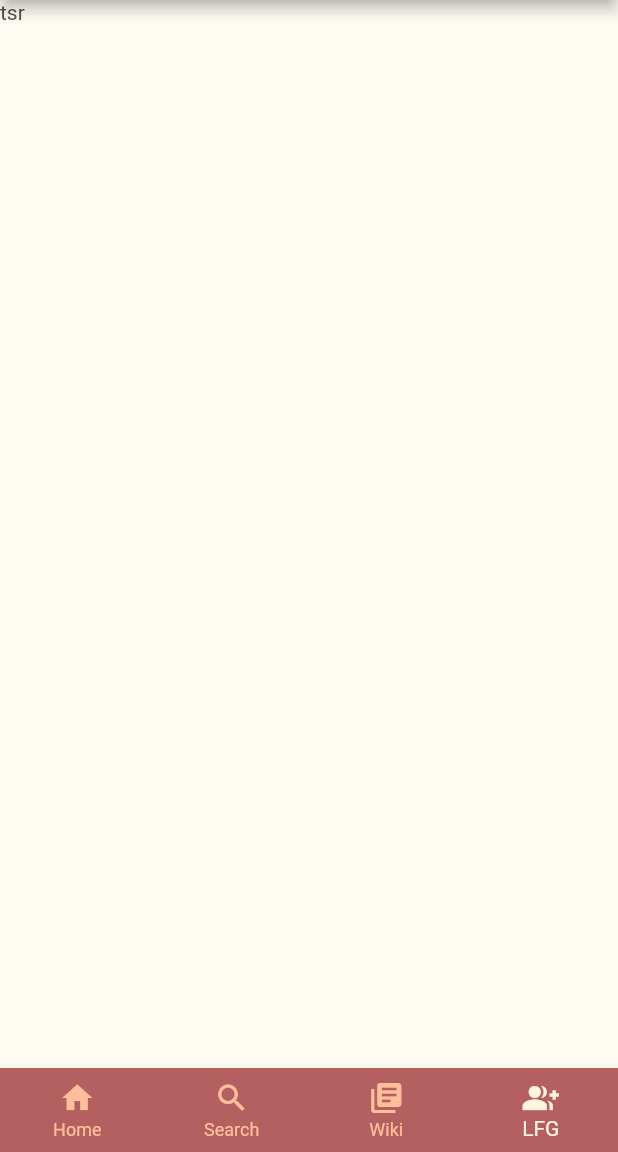
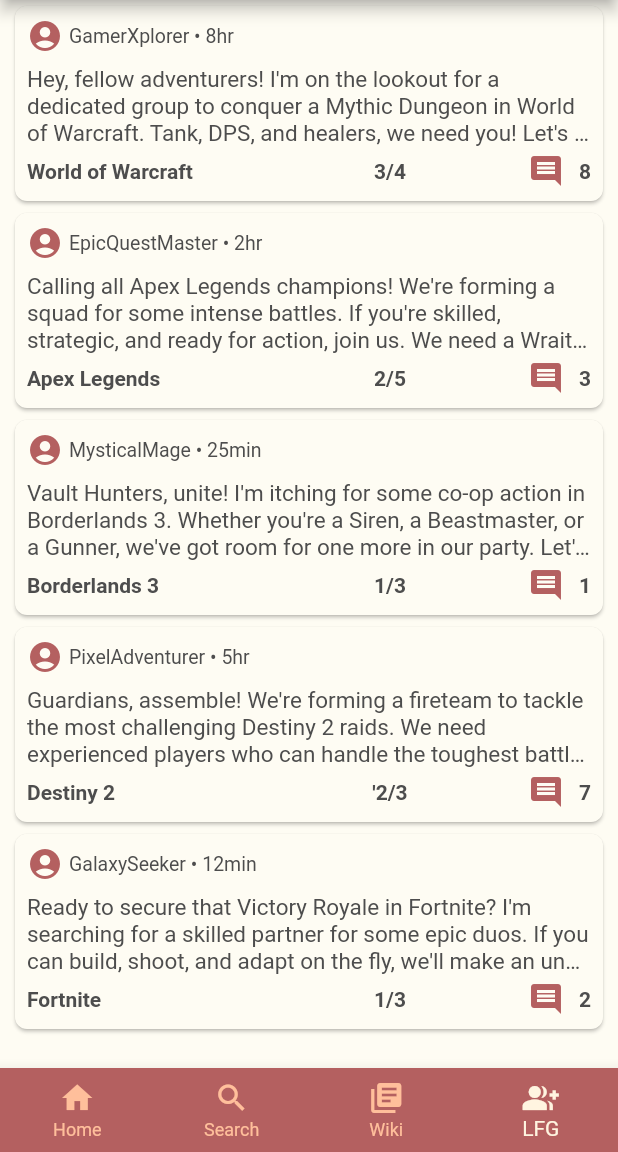
Before and after one commit to bounswe/bounswe2023group6, a Flutter app: the screen it shows after launch, item 4 of the bottom bar chosen, on a phone screen of 412 x 824 dp, the part 84-1236 px from its top. Run offline on Flutter 3.47's test engine with Material 2 defaults, Android fonts, the light colour scheme and no system bars; network calls fail.

Commit message:
mock lfg content added

```diff
--- a/app/mobile/lib/presentation/pages/home_page.dart
+++ b/app/mobile/lib/presentation/pages/home_page.dart
@@ -34,8 +34,8 @@
   ];
 
   final _contentlist = [
-    "Hey, fellow gamers! Just stumbled upon the latest trailer for 'Epic Battles: The Saga,' and I'm mind-blown! The graphics are absolutely jaw-dropping ...",
-    "After weeks of traversing the cosmos, I've finally completed 'Galactic Explorers,' and I'm here to share my thoughts. This game is a true cosmic ...",
+    "Hey, fellow gamers! Just stumbled upon the latest trailer for 'Epic Battles: The Saga,' and I'm mind-blown! The graphics are absolutely jaw-dropping, and the gameplay looks like a total adrenaline rush. I can't wait to get my hands on this game and dive into epic battles of galactic proportions. What are your thoughts? Is",
+    "After weeks of traversing the cosmos, I've finally completed 'Galactic Explorers,' and I'm here to share my thoughts. This game is a true cosmic adventure with its vast open-world, stunning visuals, and a captivating storyline. From epic space battles to discovering new alien civilizations",
     "I heard a rumor that has it that a mysterious new game, 'Secrets of the Lost Realms,' is in the works. While details are scarce, the anticipation is building ...",
     "Heroes come in all forms, but today, let's talk about the charismatic and valiant Captain Thunderstrike from 'Heroes of Valor.' This knight in shining armor ... ",
     "Calling all mystic rune enthusiasts! If you're knee-deep in 'Mystic Runes: Enchanted Quest,' here's a pro tip for you. Combine the Fire Rune with the Wind ...",
@@ -94,18 +94,33 @@
               const Center(child: SizedBox()),
               Align(
                 alignment: Alignment.topLeft,
-                child: Text(content,style: const TextStyle(fontSize: 15)),
+                child: Text(content,style: const TextStyle(fontSize: 15),overflow: TextOverflow.ellipsis,maxLines: 3),
               ),
               const SizedBox(),
               Row(
                 mainAxisAlignment: MainAxisAlignment.spaceBetween,
                 children: [
+                  Row(
+                    children: [
                       const Icon(Icons.thumb_up_alt_rounded),
+                      const SizedBox(width: 10,),
                       Text(likes[0]),
+                    ],
+                  ),
+                  Row(
+                    children: [
                       const Icon(Icons.thumb_down_alt_rounded),
+                      const SizedBox(width: 10,),
                       Text(likes[1]),
+                    ],
+                  ),
+                  Row(
+                    children: [
                       const Icon(Icons.comment),
+                      const SizedBox(width: 10,),
                       Text(likes[2]),
+                    ],
+                  ),
                 ],
               )
             ]
--- a/app/mobile/lib/presentation/pages/lfg_page.dart
+++ b/app/mobile/lib/presentation/pages/lfg_page.dart
@@ -3,14 +3,105 @@
 import 'package:mobile/presentation/widgets/drawer_widget.dart';
 
 class LFGPage extends StatelessWidget {
-  const LFGPage({super.key});
+  LFGPage({super.key});
+
+  final _likes = [
+    ["World of Warcraft","3/4","8"],
+    ["Apex Legends","2/5","3"],
+    ["Borderlands 3","1/3","1"],
+    ["Destiny 2","'2/3","7"],
+    ["Fortnite","1/3","2"],
+  ];
+
+  final _userlist = [
+    "GamerXplorer • 8hr",
+    "EpicQuestMaster • 2hr",
+    "MysticalMage • 25min",
+    "PixelAdventurer • 5hr",
+    "GalaxySeeker • 12min",
+  ];
+
+  final _contentlist = [
+    "Hey, fellow adventurers! I'm on the lookout for a dedicated group to conquer a Mythic Dungeon in World of Warcraft. Tank, DPS, and healers, we need you! Let's tackle the challenges and reap the epic loot together. Add me and let's embark on this epic journey! ",
+    "Calling all Apex Legends champions! We're forming a squad for some intense battles. If you're skilled, strategic, and ready for action, join us. We need a Wraith main and a sharpshooting Mirage. Let's dominate the arena and claim victory!",
+    "Vault Hunters, unite! I'm itching for some co-op action in Borderlands 3. Whether you're a Siren, a Beastmaster, or a Gunner, we've got room for one more in our party. Let's loot, shoot, and plunder the galaxy together!",
+    "Guardians, assemble! We're forming a fireteam to tackle the most challenging Destiny 2 raids. We need experienced players who can handle the toughest battles the solar system can throw at us. Join us, and let's conquer the darkness! ",
+    "Ready to secure that Victory Royale in Fortnite? I'm searching for a skilled partner for some epic duos. If you can build, shoot, and adapt on the fly, we'll make an unbeatable duo. Let's drop into the action and conquer the battlefield.",
+  ];
+
 
   @override
   Widget build(BuildContext context) {
-    return const Scaffold(
-      appBar: CustomAppBar(title: "Game Lounge") ,
-      body: Text("tsr"),
-      drawer: CustomDrawer(),
+    return Scaffold(
+      appBar: const CustomAppBar(title: "Game Lounge") ,
+      drawer: const CustomDrawer(),
+      body:ListView(
+        children:  [
+          for (var i = 0; i < 5; i++) LFGCard(content: _contentlist[i], userdata: _userlist[i],likes: _likes[i],),
+        ],
+      )
     );
   }
 }
+
+
+class LFGCard extends StatelessWidget {
+  final String content;
+  final String userdata;
+  final List likes;
+
+  const LFGCard({
+    super.key, required this.content, required this.userdata, required this.likes,
+  });
+
+
+  @override
+  Widget build(BuildContext context) {
+    return Card(
+      margin: const EdgeInsets.symmetric(horizontal:10,vertical: 4),
+      shape: RoundedRectangleBorder(borderRadius: BorderRadius.circular(8)),
+      child:   SizedBox(
+        height: 130,
+        child: Padding(
+          padding: const EdgeInsets.all(8.0),
+          child: Column(
+            mainAxisAlignment: MainAxisAlignment.spaceBetween,
+            children: [
+              Row(
+                children: [
+                  const Icon(Icons.account_circle),
+                  Padding(
+                    padding: const EdgeInsets.all(4.0),
+                    child: Align(
+                      alignment: Alignment.centerLeft,
+                      child: Text(userdata, style: const TextStyle(fontSize: 13)),
+                    ),
+                  ),
+                ],
+              ),
+              const Center(child: SizedBox()),
+              Text(content,style: const TextStyle(fontSize: 15),overflow: TextOverflow.ellipsis,maxLines: 3),
+              Row(
+                mainAxisAlignment: MainAxisAlignment.spaceBetween,
+                children: [
+                  SizedBox(
+                    width: 150,
+                    child: Text(likes[0], style: const TextStyle(fontWeight: FontWeight.w700),)
+                  ),
+                  Text(likes[1], style: const TextStyle(fontWeight: FontWeight.w700)),
+                  Row(
+                    children: [
+                      const Icon(Icons.comment),
+                      const SizedBox(width: 10,),
+                      Text(likes[2], style: const TextStyle(fontWeight: FontWeight.w700)),
+                    ],
+                  ),
+                ],
+              ),
+            ]
+          ),
+        ) ,
+      ),
+    );
+  }
+}
--- a/app/mobile/lib/presentation/pages/main_screen.dart
+++ b/app/mobile/lib/presentation/pages/main_screen.dart
@@ -18,7 +18,7 @@
     const HomePage(),
     const SearchPage(),
     GamePage(),
-    const LFGPage()
+    LFGPage()
   ];
 
   @override
--- a/app/mobile/lib/presentation/widgets/drawer_widget.dart
+++ b/app/mobile/lib/presentation/widgets/drawer_widget.dart
@@ -133,6 +133,7 @@
                         child: const Icon(
                           Icons.account_circle,
                           size: 130,
+                          color: Colors.white,
                         ),
                       ),
                       const SizedBox(height: 12,),
```
Lines whose indentation alone changed are shown as unchanged.
